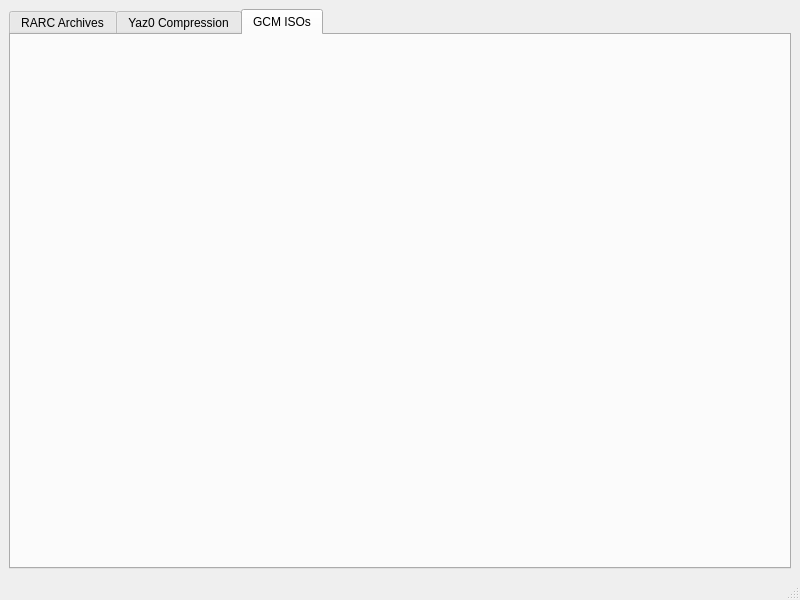
Above: gcft_ui/main.ui from LagoLunatic/GCFT before the change. Below: the same form after it.
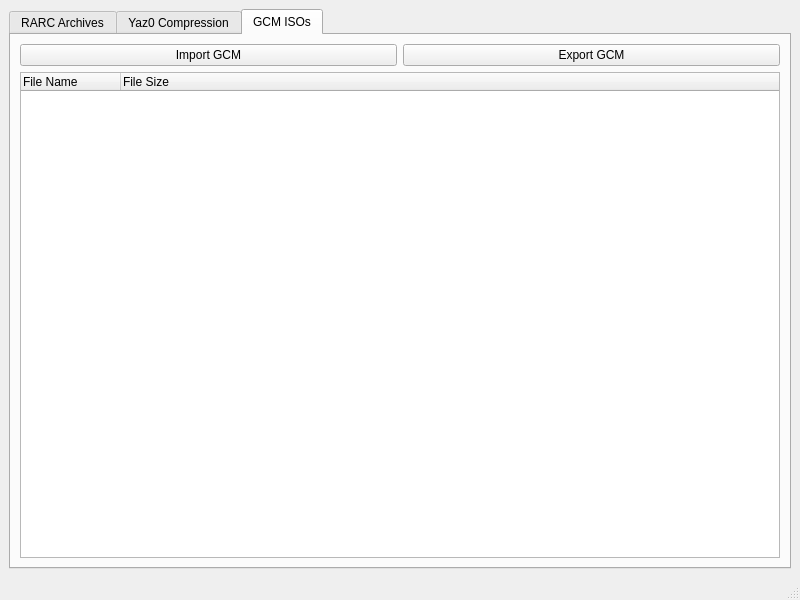
That is the form after the change. The open tabs and pages were chosen to show the change.

Commit message: Implement GCM import/export

The edit to the form file:
```diff
--- a/gcft_ui/main.ui
+++ b/gcft_ui/main.ui
@@ -106,6 +106,40 @@
        <attribute name="title">
         <string>GCM ISOs</string>
        </attribute>
+       <layout class="QVBoxLayout" name="verticalLayout_4">
+        <item>
+         <layout class="QHBoxLayout" name="horizontalLayout_3">
+          <item>
+           <widget class="QPushButton" name="import_gcm">
+            <property name="text">
+             <string>Import GCM</string>
+            </property>
+           </widget>
+          </item>
+          <item>
+           <widget class="QPushButton" name="export_gcm">
+            <property name="text">
+             <string>Export GCM</string>
+            </property>
+           </widget>
+          </item>
+         </layout>
+        </item>
+        <item>
+         <widget class="QTreeWidget" name="gcm_files_tree">
+          <column>
+           <property name="text">
+            <string>File Name</string>
+           </property>
+          </column>
+          <column>
+           <property name="text">
+            <string>File Size</string>
+           </property>
+          </column>
+         </widget>
+        </item>
+       </layout>
       </widget>
      </widget>
     </item>
```
Left out of the diff: 10 changed lines with no effect on the pictures. The commit also changes 2 other files.
